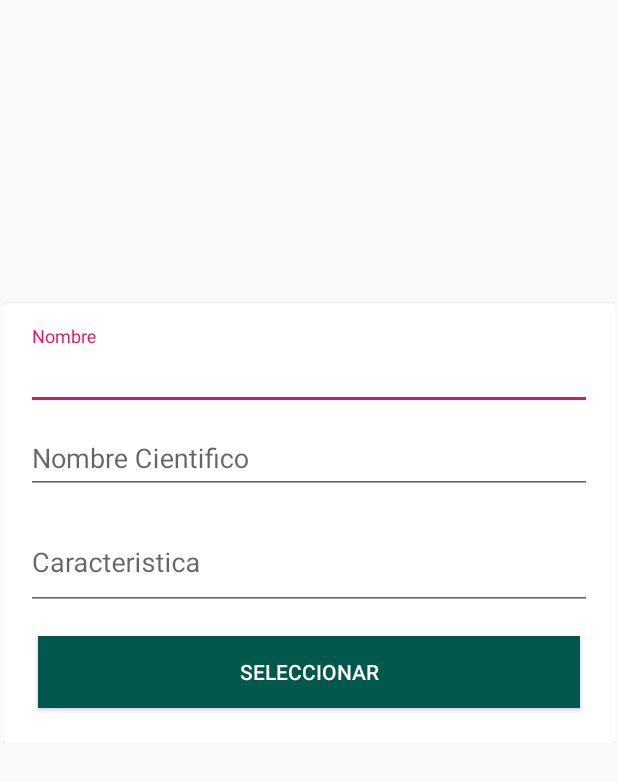
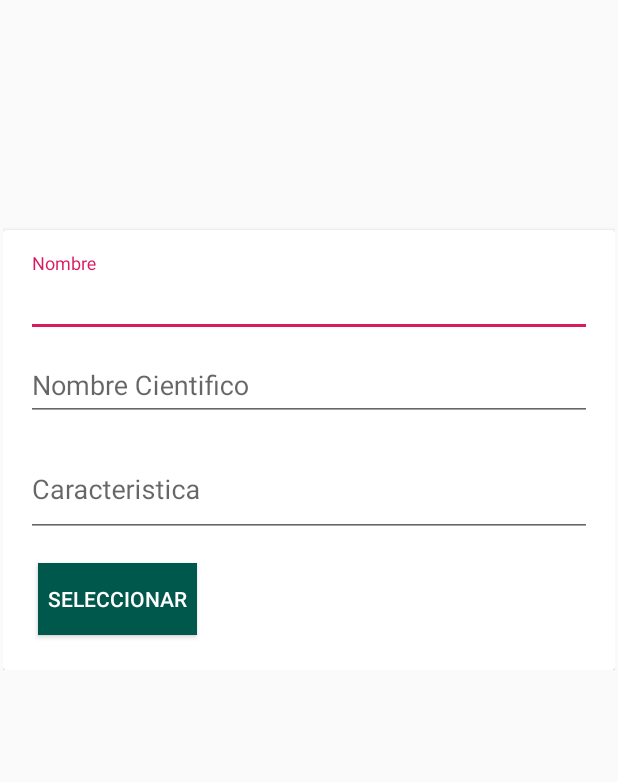
Before and after one commit to GeekGianca/GardenSchool, an Android app: the layout add_newplants.xml on its own in the app's theme, with its tools: preview values and no code run, on a phone screen of 412 x 824 dp. Shown: the top 782 px of the screen. Run offline under Robolectric (Android 15) with nearby library versions, the phone set to English and light mode, and no system bars.

Commit message:
Add Recycler for visualization of plants, add splash screen

```diff
--- a/app/src/main/AndroidManifest.xml
+++ b/app/src/main/AndroidManifest.xml
@@ -10,7 +10,7 @@
         android:supportsRtl="true"
         android:theme="@style/AppTheme">
         <activity
-            android:name=".MainActivity"
+            android:name=".HomeActivity"
             android:label="@string/app_name">
             <intent-filter>
                 <action android:name="android.intent.action.MAIN" />
@@ -18,7 +18,9 @@
                 <category android:name="android.intent.category.LAUNCHER" />
             </intent-filter>
         </activity>
-        <activity android:name=".DetailActivity"></activity>
+        <activity android:name=".DetailActivity" />
+        <activity android:name=".MainActivity" />
+        <activity android:name=".DashboardActivity"></activity>
     </application>
 
 </manifest>
--- a/app/src/main/java/com/geekprogrammer/schoolgarden/CharacteristicsFragment.java
+++ b/app/src/main/java/com/geekprogrammer/schoolgarden/CharacteristicsFragment.java
@@ -79,8 +79,6 @@ public class CharacteristicsFragment extends Fragment {
     }
 
     private void loadDatabase() {
-        plantList.clear();
-        plantList = helper.getPlants();
         adapter = new AdapterViewHolder(Utils.list, getActivity());
         adapter.notifyDataSetChanged();
         recyclerView.setAdapter(adapter);
--- a/app/src/main/res/layout/add_newplants.xml
+++ b/app/src/main/res/layout/add_newplants.xml
@@ -8,73 +8,75 @@
     <ImageView
         android:id="@+id/image"
         android:layout_width="match_parent"
-        android:layout_height="200dp"
+        android:layout_height="150dp"
         android:layout_alignParentTop="true"
         android:layout_alignParentEnd="true" />
 
     <android.support.v7.widget.CardView
+        android:id="@+id/card"
+        android:layout_width="match_parent"
+        android:layout_height="wrap_content"
         android:layout_below="@+id/image"
-        android:id="@+id/card"
-        android:orientation="vertical"
-        android:layout_width="match_parent"
-        android:layout_height="wrap_content">
+        android:layout_alignParentEnd="true"
+        android:layout_marginTop="1dp"
+        android:orientation="vertical">
 
         <LinearLayout
-            android:orientation="vertical"
+            android:layout_width="match_parent"
+            android:layout_height="wrap_content"
             android:layout_margin="15dp"
-            android:layout_width="match_parent"
-            android:layout_height="wrap_content">
+            android:orientation="vertical">
 
             <android.support.design.widget.TextInputLayout
-                android:layout_height="wrap_content"
-                android:layout_width="match_parent">
+                android:layout_width="match_parent"
+                android:layout_height="wrap_content">
 
                 <EditText
+                    android:id="@+id/name"
+                    android:layout_width="match_parent"
+                    android:layout_height="wrap_content"
                     android:hint="@string/name"
+                    android:inputType="text"
                     android:maxLength="11"
-                    android:textSize="18sp"
-                    android:inputType="text"
+                    android:text=""
                     android:textColor="@color/colorBlack"
-                    android:text=""
-                    android:id="@+id/name"
                     android:textColorHint="@color/colorPrimary"
-                    android:layout_width="match_parent"
-                    android:layout_height="wrap_content" />
+                    android:textSize="18sp" />
 
             </android.support.design.widget.TextInputLayout>
 
             <!--Valor-->
             <android.support.design.widget.TextInputLayout
                 android:id="@+id/layout_input_subtotal"
-                android:layout_height="wrap_content"
-                android:layout_width="match_parent">
+                android:layout_width="match_parent"
+                android:layout_height="wrap_content">
 
                 <EditText
+                    android:id="@+id/science"
+                    android:layout_width="match_parent"
+                    android:layout_height="wrap_content"
+                    android:hint="@string/science_name"
+                    android:inputType="text"
                     android:maxLength="11"
-                    android:textSize="18sp"
-                    android:inputType="text"
+                    android:text=""
                     android:textColor="@color/colorBlack"
-                    android:text=""
-                    android:id="@+id/science"
-                    android:hint="@string/science_name"
                     android:textColorHint="@color/colorPrimary"
-                    android:layout_width="match_parent"
-                    android:layout_height="wrap_content" />
+                    android:textSize="18sp" />
 
             </android.support.design.widget.TextInputLayout>
 
             <!--Factura Pagada-->
             <android.support.design.widget.TextInputLayout
-                android:layout_marginTop="5dp"
                 android:id="@+id/layout_input_type"
+                android:layout_width="match_parent"
                 android:layout_height="wrap_content"
-                android:layout_width="match_parent">
+                android:layout_marginTop="5dp">
 
                 <EditText
-                    android:hint="@string/characteristic_plant"
                     android:id="@+id/characteristic"
                     android:layout_width="match_parent"
                     android:layout_height="61dp"
+                    android:hint="@string/characteristic_plant"
                     android:inputType="textMultiLine"
                     android:textColor="@color/colorBlack"
                     android:textColorHint="@color/colorPrimary"
@@ -84,34 +86,22 @@
 
             <!--Botones-->
             <LinearLayout
+                android:layout_gravity="center"
+                android:layout_width="match_parent"
+                android:layout_height="wrap_content"
                 android:layout_marginTop="9dp"
-                android:weightSum="2"
-                android:orientation="horizontal"
-                android:layout_width="match_parent"
-                android:layout_height="wrap_content">
+                android:orientation="horizontal">
 
                 <Button
+                    android:id="@+id/btnTake"
+                    android:layout_width="106dp"
+                    android:layout_height="wrap_content"
+                    android:layout_margin="8dp"
+                    android:layout_marginLeft="6dp"
+                    android:layout_marginRight="6dp"
                     android:background="@color/colorPrimaryDark"
-                    android:id="@+id/btnTake"
                     android:text="@string/select"
-                    android:layout_marginRight="6dp"
-                    android:layout_marginLeft="6dp"
-                    android:textColor="@color/colorLight"
-                    android:layout_margin="8dp"
-                    android:layout_width="match_parent"
-                    android:layout_height="wrap_content" />
-
-                <!--<Button
-                    android:background="@color/colorPrimary"
-                    android:id="@+id/btnUpload"
-                    android:text="@string/save"
-                    android:layout_marginRight="8dp"
-                    android:layout_marginLeft="8dp"
-                    android:textColor="@color/colorBlack"
-                    android:layout_margin="8dp"
-                    android:layout_width="0dp"
-                    android:layout_weight="1"
-                    android:layout_height="wrap_content" />-->
+                    android:textColor="@color/colorLight" />
 
             </LinearLayout>
 
```
Also changed, not shown: app/src/main/java/com/geekprogrammer/schoolgarden/DashboardActivity.java (added, +24 -0 lines), app/src/main/java/com/geekprogrammer/schoolgarden/HomeActivity.java (added, +33 -0 lines), app/src/main/res/layout/activity_dashboard.xml (added, +40 -0 lines), app/src/main/res/layout/activity_home.xml (added, +28 -0 lines), app/src/main/assets/fonts/OpenSansExtraBoldItalic.ttf (added), app/src/main/res/drawable/screen.jpg (added).
